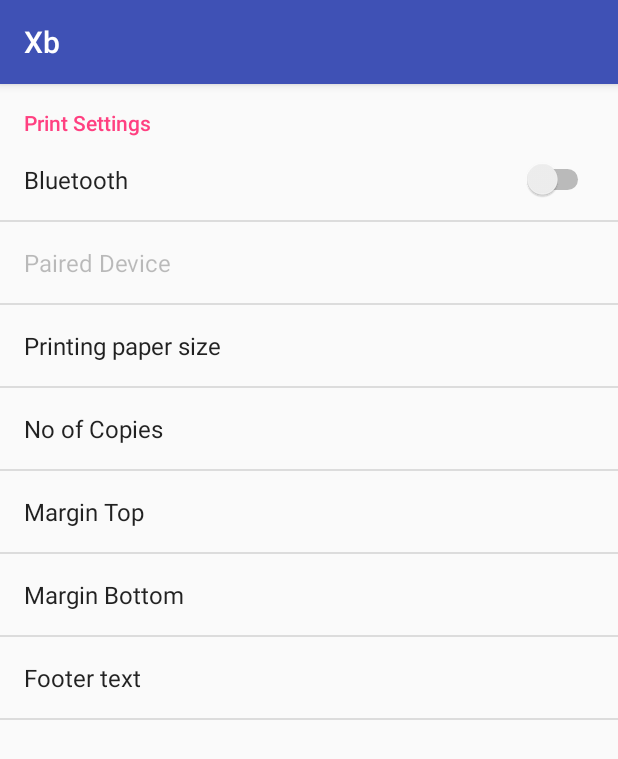
After one commit to vishnuruban/Xb, an Android app: the fragment PrinterSettings shown on its own in the app's theme, on a phone screen of 412 x 824 dp. The commit adds this screen. Shown: the top 759 px of the screen. Run offline under Robolectric (Android 15) with nearby library versions, the phone set to English and light mode, and no system bars.

Commit message:
Settings(Company, Bill, Printer)

```diff
--- a/app/src/main/AndroidManifest.xml
+++ b/app/src/main/AndroidManifest.xml
@@ -5,6 +5,9 @@
     <uses-permission android:name="android.permission.INTERNET"/>
     <uses-permission android:name="android.permission.READ_EXTERNAL_STORAGE"/>
     <uses-permission android:name="android.permission.WRITE_EXTERNAL_STORAGE" />
+    <uses-permission android:name="android.permission.BLUETOOTH" />
+    <uses-permission android:name="android.permission.BLUETOOTH_ADMIN" />
+    <uses-permission android:name="android.permission.ACCESS_COARSE_LOCATION" />
 
     <application
         android:name=".db.CustomApplication"
@@ -35,6 +38,7 @@
             </intent-filter>>
 
         </activity>
+        <activity android:name=".settings.SettingsActivity"/>
     </application>
 
 </manifest>
--- /dev/null
+++ b/app/src/main/java/in/net/maitri/xb/settings/PrinterSettings.java
@@ -0,0 +1,129 @@
+package in.net.maitri.xb.settings;
+
+import android.bluetooth.BluetoothAdapter;
+import android.bluetooth.BluetoothDevice;
+import android.os.Bundle;
+import android.preference.ListPreference;
+import android.preference.Preference;
+import android.preference.PreferenceFragment;
+import android.preference.SwitchPreference;
+import android.support.annotation.Nullable;
+import android.widget.Toast;
+import android.content.SharedPreferences;
+import android.preference.EditTextPreference;
+import android.preference.PreferenceCategory;
+
+import java.util.Set;
+
+import in.net.maitri.xb.R;
+
+
+public class PrinterSettings extends PreferenceFragment implements SharedPreferences.OnSharedPreferenceChangeListener{
+
+    private CharSequence[] mPairedDeviceEntries;
+    private CharSequence[] mPairedDeviceEntryValues;
+    private BluetoothAdapter mBluetoothAdapter;
+    private ListPreference mPairedDevices;
+
+    @Override
+    public void onCreate(@Nullable Bundle savedInstanceState) {
+        super.onCreate(savedInstanceState);
+        addPreferencesFromResource(R.xml.settings_printer);
+
+        SwitchPreference bluetooth = (SwitchPreference) findPreference("key_settings_printer_bluetooth");
+        mPairedDevices = (ListPreference) findPreference("key_settings_printer_paired_device");
+
+        mBluetoothAdapter = BluetoothAdapter.getDefaultAdapter();
+        getPairedDevises();
+        if (mBluetoothAdapter == null) {
+            bluetooth.setEnabled(false);
+            Toast.makeText(getActivity(), "Device does not support bluetooth", Toast.LENGTH_SHORT).show();
+        } else {
+            if (mBluetoothAdapter.isEnabled()) {
+                bluetooth.setChecked(true);
+                mPairedDevices.setEnabled(true);
+            } else {
+                bluetooth.setChecked(false);
+                mPairedDevices.setEnabled(false);
+            }
+        }
+        bluetooth.setOnPreferenceChangeListener(new Preference.OnPreferenceChangeListener() {
+            @Override
+            public boolean onPreferenceChange(Preference preference, Object o) {
+                boolean selected =   Boolean.parseBoolean(o.toString());
+                if (selected){
+                    if (mBluetoothAdapter != null) {
+                        mBluetoothAdapter.enable();
+                        mPairedDevices.setEnabled(true);
+                    }
+                }else {
+                    if (mBluetoothAdapter != null) {
+                        mBluetoothAdapter.disable();
+                        mPairedDevices.setEnabled(false);
+                    }
+                }
+                return true;
+            }
+        });
+
+        mPairedDevices.setOnPreferenceClickListener(new Preference.OnPreferenceClickListener() {
+            @Override
+            public boolean onPreferenceClick(Preference preference) {
+                getPairedDevises();
+                return true;
+            }
+        });
+        getPreferenceScreen().getSharedPreferences().registerOnSharedPreferenceChangeListener(this);
+    }
+
+
+    @Override
+    public void onResume() {
+        super.onResume();
+        for (int i = 0; i < getPreferenceScreen().getPreferenceCount(); ++i) {
+            Preference preference = getPreferenceScreen().getPreference(i);
+            if (preference instanceof PreferenceCategory) {
+                PreferenceCategory preferenceGroup = (PreferenceCategory) preference;
+                for (int j = 0; j < preferenceGroup.getPreferenceCount(); ++j) {
+                    Preference singlePref = preferenceGroup.getPreference(j);
+                    updatePreference(singlePref, singlePref.getKey());
+                }
+            } else {
+                updatePreference(preference, preference.getKey());
+            }
+        }
+    }
+
+    @Override
+    public void onSharedPreferenceChanged(SharedPreferences sharedPreferences, String key) {
+        updatePreference(findPreference(key), key);
+    }
+
+    private void updatePreference(Preference preference, String key) {
+        if (preference == null) return;
+        if (preference instanceof EditTextPreference) {
+            EditTextPreference listPreference = (EditTextPreference) preference;
+            listPreference.setSummary(listPreference.getText());
+        }
+
+    }
+
+    private void getPairedDevises(){
+        if (mBluetoothAdapter != null) {
+            Set<BluetoothDevice> pairedDevices = mBluetoothAdapter.getBondedDevices();
+            mPairedDeviceEntries = new CharSequence[pairedDevices.size()];
+            mPairedDeviceEntryValues = new CharSequence[pairedDevices.size()];
+            int i = 0;
+            for (BluetoothDevice dev : pairedDevices) {
+                mPairedDeviceEntries[i] = dev.getName();
+                if (mPairedDeviceEntries[i] == null) mPairedDeviceEntries[i] = "unknown";
+                mPairedDeviceEntryValues[i] = dev.getAddress();
+                i++;
+            }
+            mPairedDevices.setEntries(mPairedDeviceEntries);
+            mPairedDevices.setEntryValues(mPairedDeviceEntryValues);
+        }else {
+            Toast.makeText(getActivity(), "Device does not support bluetooth", Toast.LENGTH_SHORT).show();
+        }
+    }
+}
--- a/app/src/main/res/values/strings.xml
+++ b/app/src/main/res/values/strings.xml
@@ -1,3 +1,51 @@
 <resources>
     <string name="app_name">Xb</string>
+
+    <string-array name="registration_name">
+        <item>Regular</item>
+        <item>Composite</item>
+        <item>Unregistered</item>
+    </string-array>
+    <string-array name="registration_values">
+        <item>1</item>
+        <item>2</item>
+        <item>3</item>
+    </string-array>
+
+    <string-array name="tax_type_name">
+        <item>Inclusive</item>
+        <item>Exclusive</item>
+    </string-array>
+    <string-array name="tax_type_values">
+        <item>1</item>
+        <item>2</item>
+    </string-array>
+
+    <string-array name="suffix_prefix_name">
+        <item>Suffix</item>
+        <item>Prefix</item>
+    </string-array>
+    <string-array name="suffix_prefix_values">
+        <item>1</item>
+        <item>2</item>
+    </string-array>
+
+    <string-array name="discount_name">
+        <item>Percentage</item>
+        <item>Value</item>
+    </string-array>
+    <string-array name="discount_values">
+        <item>1</item>
+        <item>2</item>
+    </string-array>
+
+    <string-array name="paper_size_name">
+        <item>2 inch</item>
+        <item>3 inch</item>
+    </string-array>
+    <string-array name="aper_size_values">
+        <item>1</item>
+        <item>2</item>
+    </string-array>
+
 </resources>
--- a/app/src/main/res/values/styles.xml
+++ b/app/src/main/res/values/styles.xml
@@ -8,4 +8,6 @@
         <item name="colorAccent">@color/colorAccent</item>
     </style>
 
+    <style name="SettingsTheme" parent="AppTheme"/>
+
 </resources>
--- /dev/null
+++ b/app/src/main/res/xml/settings_bill.xml
@@ -0,0 +1,50 @@
+<?xml version="1.0" encoding="utf-8"?>
+<PreferenceScreen xmlns:android="http://schemas.android.com/apk/res/android">
+
+    <PreferenceCategory
+        android:title="Bill Settings"
+        android:key="key_settings_bill">
+
+        <ListPreference
+            android:key="key_settings_bill_inclusive_exclusive"
+            android:summary="%s"
+            android:defaultValue="1"
+            android:entries="@array/tax_type_name"
+            android:entryValues="@array/tax_type_values"
+            android:title="Tax type" />
+
+        <SwitchPreference
+            android:key="key_settings_bill_sales_person_rqd"
+            android:defaultValue="false"
+            android:title="Sales Person Required"/>
+
+
+        <SwitchPreference
+            android:key="key_settings_bill_round_cash"
+            android:defaultValue="false"
+            android:title="Round of Bill"/>
+
+
+        <EditTextPreference
+            android:key="key_settings_bill_suffix_prefix_name"
+            android:title="Bill name" />
+
+        <ListPreference
+            android:key="key_settings_bill_suffix_prefix"
+            android:entries="@array/suffix_prefix_name"
+            android:summary="%s"
+            android:defaultValue="2"
+            android:entryValues="@array/suffix_prefix_values"
+            android:title="Add bill name as" />
+
+        <EditTextPreference
+            android:key="key_settings_company_starting_bill_no"
+            android:title="Starting bill no" />
+
+        <EditTextPreference
+            android:key="key_settings_bill_discount_percentage"
+            android:title="Maximum Discount Percentage" />
+
+    </PreferenceCategory>
+
+</PreferenceScreen>
--- /dev/null
+++ b/app/src/main/res/xml/settings_company.xml
@@ -0,0 +1,89 @@
+<?xml version="1.0" encoding="utf-8"?>
+<PreferenceScreen xmlns:android="http://schemas.android.com/apk/res/android">
+    <PreferenceCategory
+        android:title="Company Settings"
+        android:key="key_settings_company">
+
+        <EditTextPreference
+            android:key="key_settings_company_legal_name"
+            android:summary="Enter company legal name"
+            android:title="Legal Name" />
+
+        <EditTextPreference
+            android:key="key_settings_company_trade_name"
+            android:summary="Enter company trade name"
+            android:title="Trade Name" />
+
+        <EditTextPreference
+            android:key="key_settings_company_address1"
+            android:summary="Enter your addressline1"
+            android:title="Address Line1" />
+
+        <EditTextPreference
+            android:key="key_settings_company_address2"
+            android:summary="Enter your address line2"
+            android:title="Address Line2" />
+
+        <EditTextPreference
+            android:key="key_settings_company_address3"
+            android:summary="Enter your address line3"
+            android:title="Address Line3" />
+
+        <EditTextPreference
+            android:key="key_settings_company_city"
+            android:summary="Enter your city"
+            android:title="City" />
+
+        <EditTextPreference
+            android:key="key_settings_company_pincode"
+            android:summary="Enter your pincode"
+            android:title="Pincode" />
+
+        <EditTextPreference
+            android:key="key_settings_company_state"
+            android:summary="Enter your state"
+            android:title="State" />
+
+        <EditTextPreference
+            android:key="key_settings_company_phone_no"
+            android:summary="Enter your phone no"
+            android:title="Phone No"
+            android:inputType="phone"/>
+
+        <EditTextPreference
+            android:key="key_settings_company_mobile_no"
+            android:summary="Enter your email"
+            android:title="Email"
+            android:inputType="textEmailAddress"/>
+
+        <ListPreference
+            android:key="key_settings_company_registration_type"
+            android:summary="%s"
+            android:defaultValue="3"
+            android:title="Registration Type"
+            android:entries="@array/registration_name"
+            android:entryValues="@array/registration_values" />
+
+        <EditTextPreference
+            android:key="key_settings_company_gst_no"
+            android:summary="Enter your gst no"
+            android:title="GST No" />
+
+        <EditTextPreference
+            android:key="key_settings_company_pan_no"
+            android:summary="Enter your pan no"
+            android:title="PAN No" />
+
+        <EditTextPreference
+            android:key="key_settings_company_cin_no"
+            android:summary="Enter your cin no"
+            android:title="CIN No" />
+
+        <EditTextPreference
+            android:key="key_settings_company_authorised_signatory"
+            android:summary="Enter your authorised signatory"
+            android:title="Authorised Signatory" />
+
+    </PreferenceCategory>
+
+</PreferenceScreen>
--- /dev/null
+++ b/app/src/main/res/xml/settings_printer.xml
@@ -0,0 +1,53 @@
+<?xml version="1.0" encoding="utf-8"?>
+<PreferenceScreen xmlns:android="http://schemas.android.com/apk/res/android">
+
+    <PreferenceCategory
+        android:key="key_settings_print"
+        android:title="Print Settings">
+
+        <SwitchPreference
+            android:defaultValue="false"
+            android:key="key_settings_printer_bluetooth"
+            android:title="Bluetooth" />
+
+        <ListPreference
+            android:dialogTitle="Choose Bluetooth Device"
+            android:summary="%s"
+            android:key="key_settings_printer_paired_device"
+            android:title="Paired Device" />
+
+        <ListPreference
+            android:dialogTitle="select size"
+            android:summary="%s"
+            android:entries="@array/paper_size_name"
+            android:entryValues="@array/aper_size_values"
+            android:key="key_settings_printer_paper_size"
+            android:title="Printing paper size" />
+
+        <EditTextPreference
+            android:inputType="number"
+            android:key="key_settings_print_no_copies"
+            android:title="No of Copies" />
+
+        <EditTextPreference
+            android:inputType="number"
+            android:key="key_settings_print_margin_top"
+            android:summary="Margin in lines"
+            android:title="Margin Top" />
+
+        <EditTextPreference
+            android:inputType="number"
+            android:key="key_settings_print_margin_bottom"
+            android:summary="Margin in lines"
+            android:title="Margin Bottom" />
+
+        <EditTextPreference
+            android:key="key_settings_print_footer_text"
+            android:summary="Enter text"
+            android:title="Footer text" />
+
+
+    </PreferenceCategory>
+
+
+</PreferenceScreen>
```
Also changed, not shown: app/src/main/java/in/net/maitri/xb/itemdetails/AddItemCategory.java (+30 -0 lines), app/src/main/java/in/net/maitri/xb/settings/AppCompatPreferenceActivity.java (added, +109 -0 lines), app/src/main/java/in/net/maitri/xb/settings/BillSettings.java (added, +53 -0 lines), app/src/main/java/in/net/maitri/xb/settings/CompanySettings.java (added, +53 -0 lines), app/src/main/java/in/net/maitri/xb/settings/SettingsActivity.java (added, +40 -0 lines), app/src/main/res/menu/menu_add_item_category.xml (added, +8 -0 lines), app/src/main/res/values-v21/styles.xml (added, +15 -0 lines), app/src/main/res/xml/settings_header.xml (added, +20 -0 lines).
